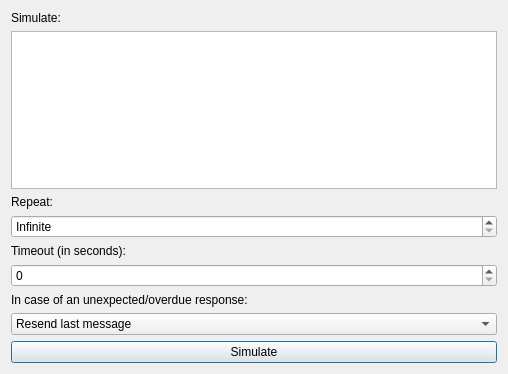
Qt form ui/simulate_dialog.ui (jopohl/urh) before a commit.
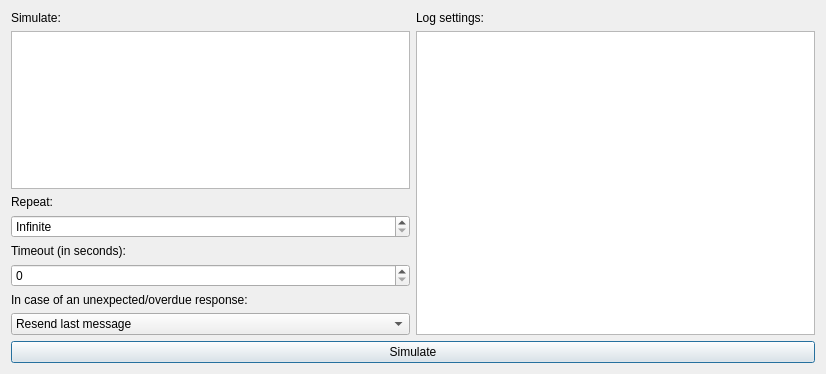
The same form after that commit. Icons and pictures are not drawn. Custom widgets are drawn as their Qt base class.

Commit message: add scene items recursively

The edit to the form file:
```diff
--- a/ui/simulate_dialog.ui
+++ b/ui/simulate_dialog.ui
@@ -6,7 +6,7 @@
    <rect>
     <x>0</x>
     <y>0</y>
-    <width>508</width>
+    <width>826</width>
     <height>374</height>
    </rect>
   </property>
@@ -16,49 +16,39 @@
   <property name="modal">
    <bool>true</bool>
   </property>
-  <layout class="QVBoxLayout" name="verticalLayout">
-   <item>
+  <layout class="QGridLayout" name="gridLayout">
+   <item row="1" column="0">
+    <widget class="QListView" name="listViewSimulate"/>
+   </item>
+   <item row="0" column="0">
     <widget class="QLabel" name="label">
      <property name="text">
       <string>Simulate:</string>
      </property>
     </widget>
    </item>
-   <item>
-    <widget class="QListView" name="listViewSimulate"/>
-   </item>
-   <item>
-    <widget class="QLabel" name="label_2">
-     <property name="text">
-      <string>Repeat:</string>
-     </property>
-    </widget>
-   </item>
-   <item>
+   <item row="3" column="0">
     <widget class="QSpinBox" name="spinBox">
      <property name="specialValueText">
       <string>Infinite</string>
      </property>
     </widget>
    </item>
-   <item>
+   <item row="4" column="0">
     <widget class="QLabel" name="label_3">
      <property name="text">
       <string>Timeout (in seconds):</string>
      </property>
     </widget>
    </item>
-   <item>
-    <widget class="QSpinBox" name="spinBox_2"/>
-   </item>
-   <item>
+   <item row="6" column="0">
     <widget class="QLabel" name="label_4">
      <property name="text">
       <string>In case of an unexpected/overdue response:</string>
      </property>
     </widget>
    </item>
-   <item>
+   <item row="7" column="0">
     <widget class="QComboBox" name="comboBox">
      <item>
       <property name="text">
@@ -77,7 +67,24 @@
      </item>
     </widget>
    </item>
-   <item>
+   <item row="2" column="0">
+    <widget class="QLabel" name="label_2">
+     <property name="text">
+      <string>Repeat:</string>
+     </property>
+    </widget>
+   </item>
+   <item row="5" column="0">
+    <widget class="QSpinBox" name="spinBox_2"/>
+   </item>
+   <item row="0" column="1">
+    <widget class="QLabel" name="label_5">
+     <property name="text">
+      <string>Log settings:</string>
+     </property>
+    </widget>
+   </item>
+   <item row="8" column="0" colspan="2">
     <widget class="QPushButton" name="pushButton">
      <property name="text">
       <string>Simulate</string>
@@ -88,8 +95,18 @@
      </property>
     </widget>
    </item>
+   <item row="1" column="1" rowspan="7">
+    <widget class="SimulatorGraphicsView" name="graphicsView"/>
+   </item>
   </layout>
  </widget>
+ <customwidgets>
+  <customwidget>
+   <class>SimulatorGraphicsView</class>
+   <extends>QGraphicsView</extends>
+   <header>urh.ui.views.SimulatorGraphicsView.h</header>
+  </customwidget>
+ </customwidgets>
  <resources/>
  <connections/>
 </ui>
```
The commit also changes 2 other files.
